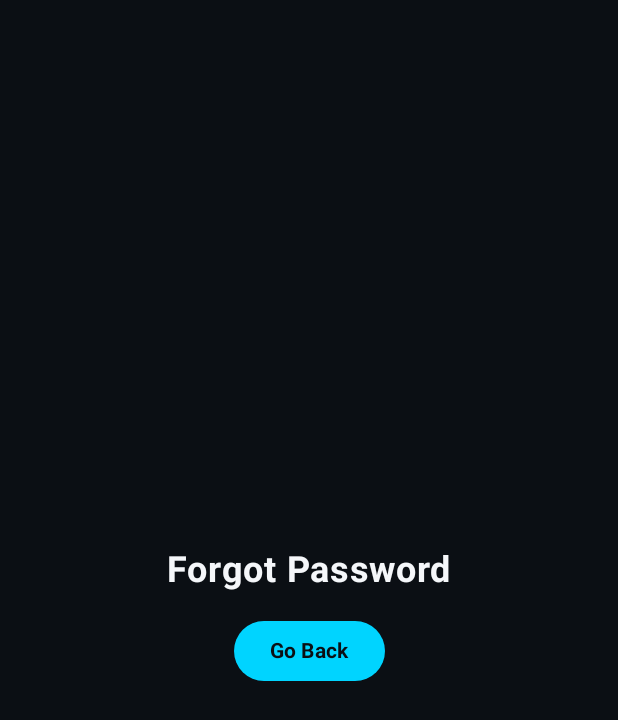
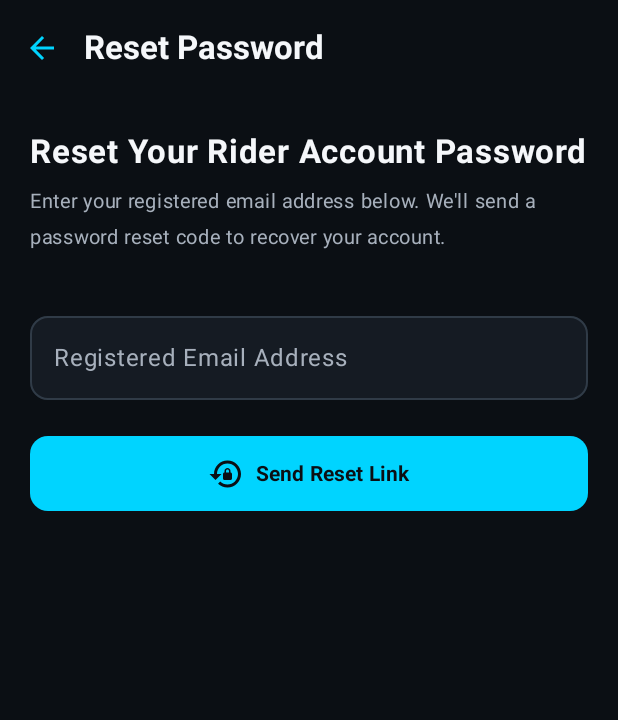
Before and after one commit to yogesh4598/MotoBuddy, an Android app built with Jetpack Compose: the ForgotPasswordScreen screen opened through its navigation route, on a phone screen of 412 x 824 dp. Shown: the top 720 px of the screen. Run offline under Robolectric (Android 15) with nearby library versions, the phone set to English and light mode, and no system bars.

Commit message:
Update ForgotPasswordScreen and SplashScreen with auto session routing and Material 3 design

```diff
--- a/app/src/main/java/com/example/motobuddy/ui/screens/onboarding/ForgotPasswordScreen.kt
+++ b/app/src/main/java/com/example/motobuddy/ui/screens/onboarding/ForgotPasswordScreen.kt
@@ -1,8 +1,15 @@
 package com.example.motobuddy.ui.screens.onboarding
 
+import android.util.Patterns
 import androidx.compose.foundation.layout.*
+import androidx.compose.foundation.rememberScrollState
+import androidx.compose.foundation.shape.RoundedCornerShape
+import androidx.compose.foundation.verticalScroll
+import androidx.compose.material.icons.Icons
+import androidx.compose.material.icons.automirrored.filled.ArrowBack
+import androidx.compose.material.icons.filled.LockReset
 import androidx.compose.material3.*
-import androidx.compose.runtime.Composable
+import androidx.compose.runtime.*
 import androidx.compose.ui.Alignment
 import androidx.compose.ui.Modifier
 import androidx.compose.ui.text.font.FontWeight
@@ -11,30 +18,98 @@ import androidx.compose.ui.unit.sp
 import androidx.navigation.NavController
 import com.example.motobuddy.ui.theme.*
 
+@OptIn(ExperimentalMaterial3Api::class)
 @Composable
 fun ForgotPasswordScreen(navController: NavController) {
     val backgroundColor = MaterialTheme.colorScheme.background
+    val cardColor = MaterialTheme.colorScheme.surface
+    val primaryCyan = MaterialTheme.colorScheme.primary
+    val secondaryOrange = MaterialTheme.colorScheme.secondary
     val textWhite = MaterialTheme.colorScheme.onBackground
-    val primaryCyan = MaterialTheme.colorScheme.primary
+    val textGrey = MaterialTheme.colorScheme.onSurfaceVariant
 
-    Surface(modifier = Modifier.fillMaxSize(), color = backgroundColor) {
+    var emailInput by remember { mutableStateOf("") }
+    var successMsg by remember { mutableStateOf("") }
+    var errorMsg by remember { mutableStateOf("") }
+
+    Scaffold(
+        containerColor = backgroundColor,
+        topBar = {
+            TopAppBar(
+                title = { Text("Reset Password", color = textWhite, fontWeight = FontWeight.Bold) },
+                colors = TopAppBarDefaults.topAppBarColors(containerColor = backgroundColor),
+                navigationIcon = {
+                    IconButton(onClick = { navController.popBackStack() }) {
+                        Icon(imageVector = Icons.AutoMirrored.Filled.ArrowBack, contentDescription = "Back", tint = primaryCyan)
+                    }
+                }
+            )
+        }
+    ) { paddingValues ->
         Column(
-            modifier = Modifier.fillMaxSize(),
-            horizontalAlignment = Alignment.CenterHorizontally,
-            verticalArrangement = Arrangement.Center
+            modifier = Modifier
+                .fillMaxSize()
+                .padding(paddingValues)
+                .padding(horizontal = 20.dp)
+                .verticalScroll(rememberScrollState()),
+            horizontalAlignment = Alignment.CenterHorizontally
         ) {
-            Text(
-                text = "Forgot Password",
-                color = textWhite,
-                fontSize = 24.sp,
-                fontWeight = FontWeight.Bold
+            Spacer(modifier = Modifier.height(24.dp))
+
+            Text("Reset Your Rider Account Password", color = textWhite, fontSize = 22.sp, fontWeight = FontWeight.Bold)
+            Spacer(modifier = Modifier.height(8.dp))
+            Text("Enter your registered email address below. We'll send a password reset code to recover your account.", color = textGrey, fontSize = 13.sp)
+
+            Spacer(modifier = Modifier.height(32.dp))
+
+            OutlinedTextField(
+                value = emailInput,
+                onValueChange = { emailInput = it },
+                label = { Text("Registered Email Address", color = textGrey) },
+                colors = OutlinedTextFieldDefaults.colors(
+                    focusedBorderColor = primaryCyan,
+                    unfocusedBorderColor = DividerBorderColor,
+                    focusedTextColor = textWhite,
+                    unfocusedTextColor = textWhite,
+                    focusedContainerColor = cardColor,
+                    unfocusedContainerColor = cardColor
+                ),
+                shape = RoundedCornerShape(12.dp),
+                modifier = Modifier.fillMaxWidth()
             )
-            Spacer(modifier = Modifier.height(16.dp))
+
+            Spacer(modifier = Modifier.height(24.dp))
+
+            if (successMsg.isNotBlank()) {
+                Text("✓ $successMsg", color = SuccessGreen, fontWeight = FontWeight.Bold, fontSize = 14.sp)
+                Spacer(modifier = Modifier.height(16.dp))
+            }
+
+            if (errorMsg.isNotBlank()) {
+                Text(errorMsg, color = ErrorRed, fontWeight = FontWeight.Bold, fontSize = 14.sp)
+                Spacer(modifier = Modifier.height(16.dp))
+            }
+
             Button(
-                onClick = { navController.popBackStack() },
-                colors = ButtonDefaults.buttonColors(containerColor = primaryCyan)
+                onClick = {
+                    val trimmed = emailInput.trim()
+                    if (trimmed.isBlank() || !Patterns.EMAIL_ADDRESS.matcher(trimmed).matches()) {
+                        errorMsg = "Please enter a valid email address."
+                        successMsg = ""
+                    } else {
+                        errorMsg = ""
+                        successMsg = "Password reset instructions sent to $trimmed!"
+                    }
+                },
+                colors = ButtonDefaults.buttonColors(containerColor = primaryCyan),
+                shape = RoundedCornerShape(12.dp),
+                modifier = Modifier
+                    .fillMaxWidth()
+                    .height(50.dp)
             ) {
-                Text("Go Back", color = MidnightNavy, fontWeight = FontWeight.Bold)
+                Icon(imageVector = Icons.Default.LockReset, contentDescription = "Reset", tint = MidnightNavy)
+                Spacer(modifier = Modifier.width(8.dp))
+                Text("Send Reset Link", color = MidnightNavy, fontWeight = FontWeight.Bold)
             }
         }
     }
```
Also changed, not shown: app/src/main/java/com/example/motobuddy/ui/screens/onboarding/SplashScreen.kt (+64 -8 lines).
